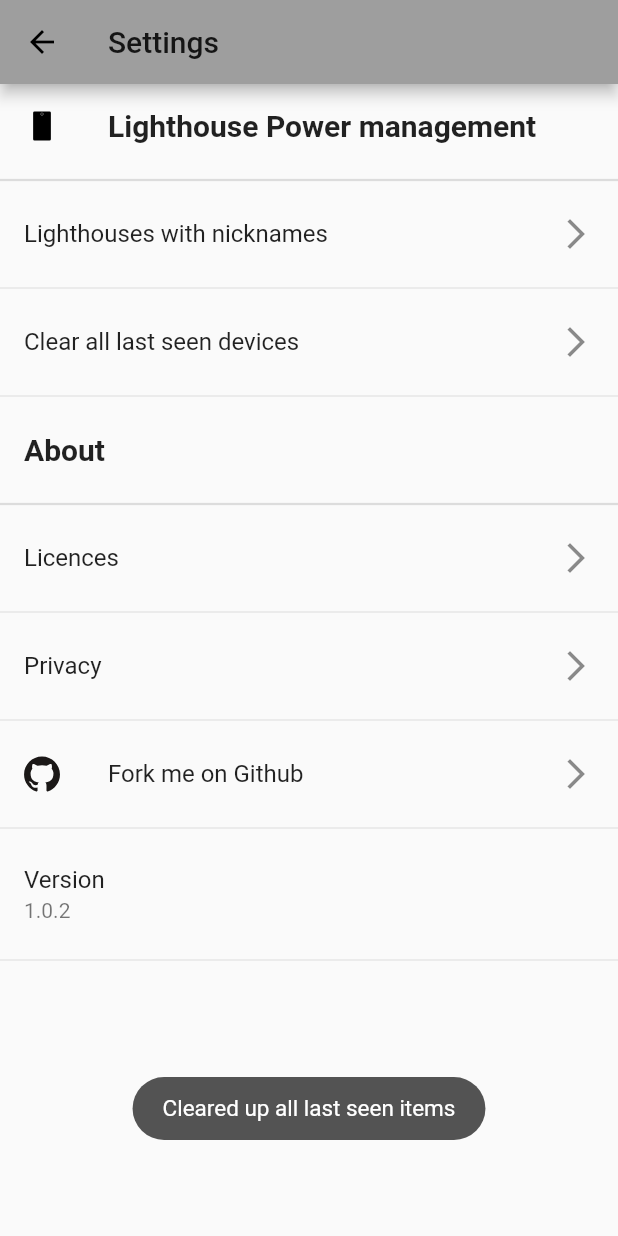
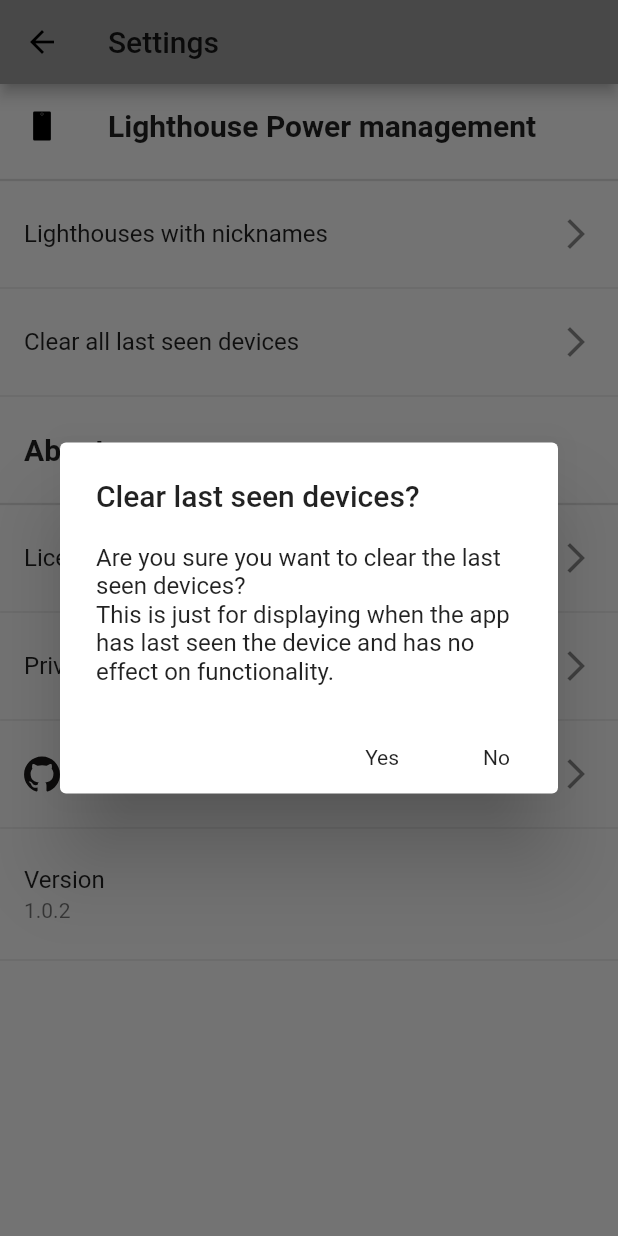
Before and after one commit to jeroen1602/lighthouse_pm, a Flutter app: the SettingsPage screen opened by its route, after a tap on "Clear all last seen devices", on a phone screen of 412 x 824 dp. Run offline on Flutter 3.47's test engine with Material 2 defaults, Android fonts, the phone set to English and light mode, and no system bars; our stand-ins replace convert, flutter_blue, flutter_icons, flutter_svg, moor, moor_flutter and 6 more; missing offline and left inert: mutex; generated files the repository leaves out were written again.

Commit message:
Added a dialog before clearing the last seen devices table.
Changed all dialog `FlatButtons` to `SimpleDialogOption`s

```diff
--- a/lib/pages/SettingsPage.dart
+++ b/lib/pages/SettingsPage.dart
@@ -3,6 +3,7 @@ import 'package:flutter/services.dart';
 import 'package:flutter_svg/flutter_svg.dart';
 import 'package:lighthouse_pm/bloc.dart';
 import 'package:lighthouse_pm/pages/settings/SettingsNicknamesPage.dart';
+import 'package:lighthouse_pm/widgets/ClearLastSeenAlertWidget.dart';
 import 'package:package_info/package_info.dart';
 import 'package:provider/provider.dart';
 import 'package:toast/toast.dart';
@@ -49,9 +50,14 @@ class SettingsPage extends StatelessWidget {
                 title: Text('Clear all last seen devices'),
                 trailing: Icon(Icons.arrow_forward_ios),
                 onTap: () async {
-                  await _bloc(context).deleteAllLastSeen();
-                  Toast.show('Cleared up all last seen items', context,
-                      duration: Toast.LENGTH_SHORT, gravity: Toast.BOTTOM);
+                  // result can be `null`
+                  if (await ClearLastSeenAlertWidget.showCustomDialog(
+                          context) ==
+                      true) {
+                    await _bloc(context).deleteAllLastSeen();
+                    Toast.show('Cleared up all last seen items', context,
+                        duration: Toast.LENGTH_SHORT, gravity: Toast.BOTTOM);
+                  }
                 }),
             Divider(),
             ListTile(
--- /dev/null
+++ b/lib/widgets/ClearLastSeenAlertWidget.dart
@@ -0,0 +1,35 @@
+import 'package:flutter/material.dart';
+
+class ClearLastSeenAlertWidget extends StatelessWidget {
+  @override
+  Widget build(BuildContext context) {
+    return AlertDialog(
+      title: Text('Clear last seen devices?'),
+      content: Text('Are you sure you want to clear the last seen devices?\nThis is just for displaying when the app has last seen the device and has no effect on functionality.'),
+      actions: <Widget>[
+        SimpleDialogOption(
+          child: Text('Yes'),
+          onPressed: () {
+            Navigator.pop(context, true);
+          },
+        ),
+        SimpleDialogOption(
+          child: Text('No'),
+          onPressed: () {
+            Navigator.pop(context);
+          },
+        )
+      ],
+    );
+  }
+
+  static Future<bool /* ? */ > showCustomDialog(BuildContext context) {
+    return showDialog(
+      context: context,
+      builder: (BuildContext context) {
+        return ClearLastSeenAlertWidget();
+      }
+   );
+  }
+
+}
--- a/lib/widgets/EnableBluetoothAlertWidget.dart
+++ b/lib/widgets/EnableBluetoothAlertWidget.dart
@@ -9,13 +9,13 @@ class EnableBluetoothAlertWidget extends StatelessWidget {
         title: Text('Enable Bluetooth'),
         content: Text('Do you want to enable Bluetooth?'),
         actions: <Widget>[
-          FlatButton(
+          SimpleDialogOption(
             child: Text("Enable Bluetooth"),
             onPressed: () {
               Navigator.pop(context, true);
             },
           ),
-          FlatButton(
+          SimpleDialogOption(
             child: Text("Cancel"),
             onPressed: () {
               Navigator.pop(context, false);
--- a/lib/widgets/PermanentPermissionDeniedAlertWidget.dart
+++ b/lib/widgets/PermanentPermissionDeniedAlertWidget.dart
@@ -24,13 +24,13 @@ class PermanentPermissionDeniedAlertWidget extends StatelessWidget {
           )
         ])),
         actions: <Widget>[
-          FlatButton(
+          SimpleDialogOption(
             child: Text("Open settings"),
             onPressed: () {
               Navigator.pop(context, true);
             },
           ),
-          FlatButton(
+          SimpleDialogOption(
             child: Text("Cancel"),
             onPressed: () {
               Navigator.pop(context, false);
--- a/lib/widgets/PermissionsAlertWidget.dart
+++ b/lib/widgets/PermissionsAlertWidget.dart
@@ -24,13 +24,13 @@ class PermissionsAlertWidget extends StatelessWidget {
           )
         ])),
         actions: <Widget>[
-          FlatButton(
+          SimpleDialogOption(
             child: Text("Allow permissions"),
             onPressed: () {
               Navigator.pop(context, true);
             },
           ),
-          FlatButton(
+          SimpleDialogOption(
             child: Text("Cancel"),
             onPressed: () {
               Navigator.pop(context, false);
```
Also changed, not shown: lib/lighthouseProvider/widgets/UnknownStateAlertWidget.dart (+5 -5 lines).
